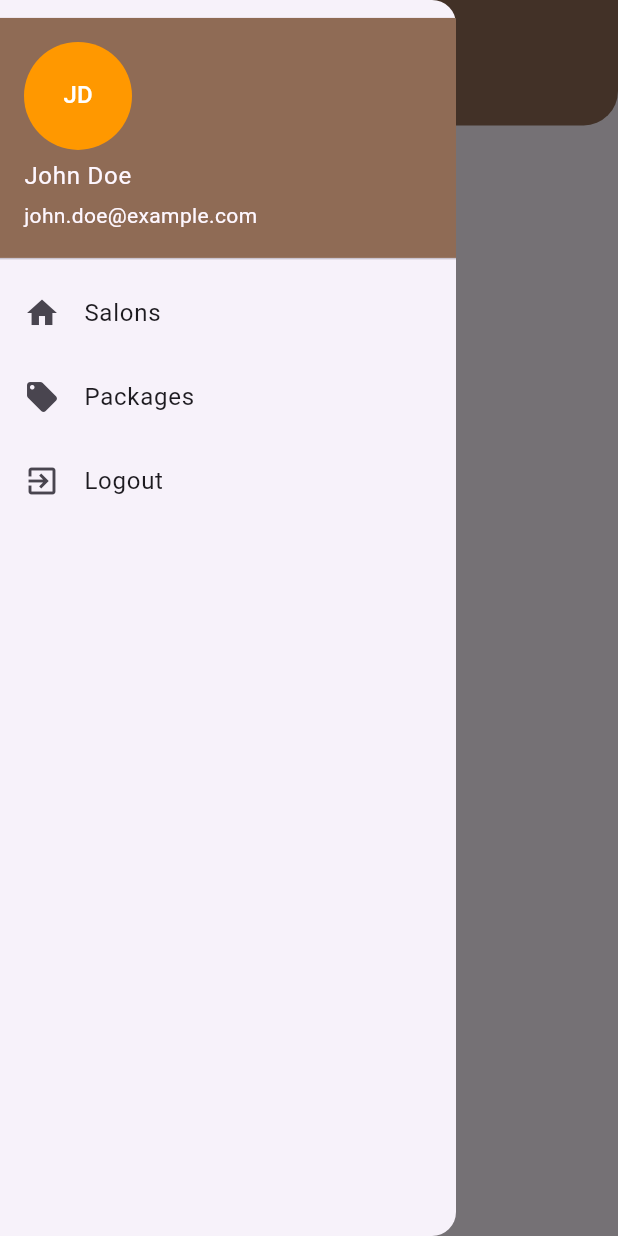
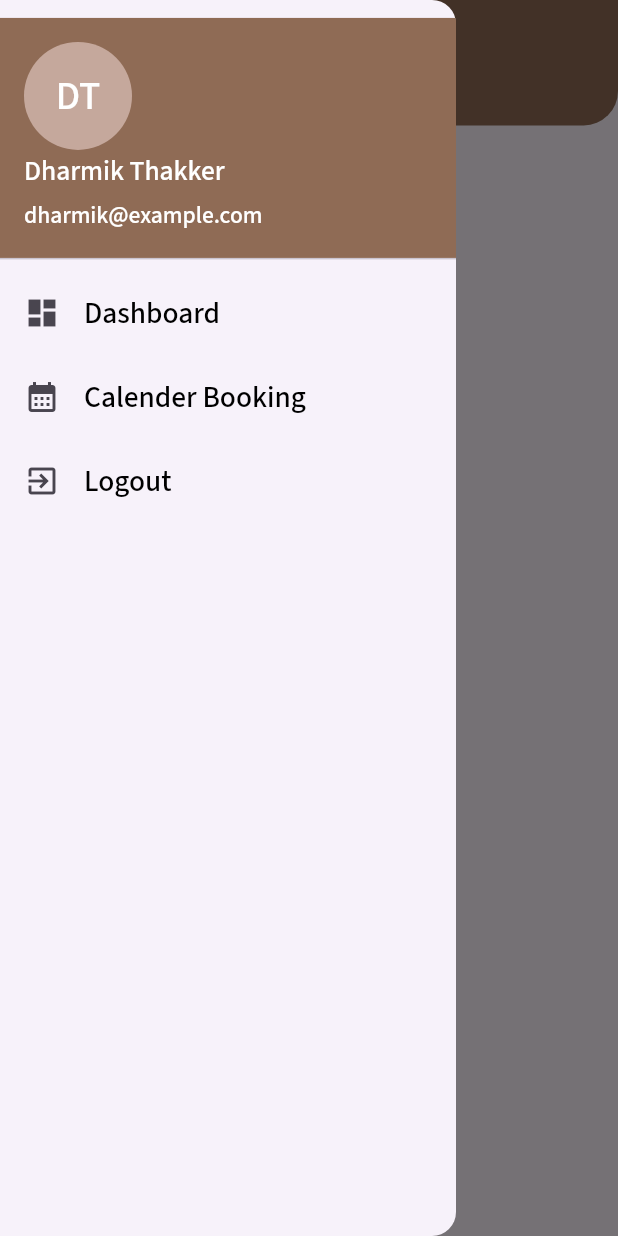
Before and after one commit to drax6055/Super_admin, a Flutter app: the DashboardScreen screen opened by its route, with the side drawer open, on a phone screen of 412 x 824 dp. Run offline on Flutter 3.47's test engine with Material 3 defaults, Android fonts, the phone set to English and light mode, and no system bars; our stand-ins replace dio, flutter_screenutil, flutter_secure_storage, get, google_fonts, pretty_dio_logger and 1 more; accounts and stored records are empty.

Commit message:
drawer done

```diff
--- a/lib/ui/dashboard/dashboard_screen.dart
+++ b/lib/ui/dashboard/dashboard_screen.dart
@@ -2,9 +2,10 @@ import 'package:flutter/material.dart';
 import 'package:flutter_screenutil/flutter_screenutil.dart';
 import 'package:flutter_template/ui/dashboard/dashboard_controller.dart';
 import 'package:flutter_template/utils/colors.dart';
+import 'package:flutter_template/wiget/custome_text.dart';
 import 'package:get/get.dart';
+import '../../utils/custom_text_styles.dart';
 import '../../wiget/appbar/commen_appbar.dart';
-import '../../wiget/custome_text.dart';
 
 class DashboardScreen extends StatelessWidget {
   const DashboardScreen({super.key});
@@ -31,33 +32,42 @@ class DashboardScreen extends StatelessWidget {
                 decoration: BoxDecoration(
                   color: primaryColor,
                 ),
-                accountName: Text('John Doe'),
-                accountEmail: Text('john.doe@example.com'),
+                accountName: CustomTextWidget(
+                    text: 'Dharmik Thakker',
+                    textStyle: CustomTextStyles.textFontMedium(
+                        size: 14.sp, color: white)),
+                accountEmail: CustomTextWidget(
+                    text: 'dharmik@example.com',
+                    textStyle: CustomTextStyles.textFontMedium(
+                        size: 12.sp, color: white)),
                 currentAccountPicture: CircleAvatar(
-                  backgroundColor: Colors.orange,
-                  child: Text(
-                    'JD',
-                    style: TextStyle(color: Colors.white),
+                  backgroundColor: secondaryColor,
+                  child: CustomTextWidget(
+                    text: 'DT',
+                    textStyle: CustomTextStyles.textFontMedium(
+                        size: 20.sp, color: white),
                   ),
                 ),
               ),
               ListTile(
-                leading: Icon(Icons.home),
-                title: Text('Salons'),
-                onTap: () async {
-                  await getController.onLogoutPress();
-                },
+                leading: Icon(Icons.dashboard),
+                title: CustomTextWidget(
+                    text: 'Dashboard',
+                    textStyle: CustomTextStyles.textFontMedium(size: 15.sp)),
+                onTap: () async {},
               ),
               ListTile(
-                leading: Icon(Icons.local_offer),
-                title: Text('Packages'),
-                onTap: () async {
-                  await getController.onLogoutPress();
-                },
+                leading: Icon(Icons.calendar_month),
+                title: CustomTextWidget(
+                    text: 'Calender Booking',
+                    textStyle: CustomTextStyles.textFontMedium(size: 15.sp)),
+                onTap: () async {},
               ),
               ListTile(
                 leading: Icon(Icons.exit_to_app),
-                title: Text('Logout'),
+                title: CustomTextWidget(
+                    text: 'Logout',
+                    textStyle: CustomTextStyles.textFontMedium(size: 15.sp)),
                 onTap: () async {
                   await getController.onLogoutPress();
                   Navigator.pop(context);
```
Also changed, not shown: lib/network/model/performance.dart (added, +40 -0 lines).
